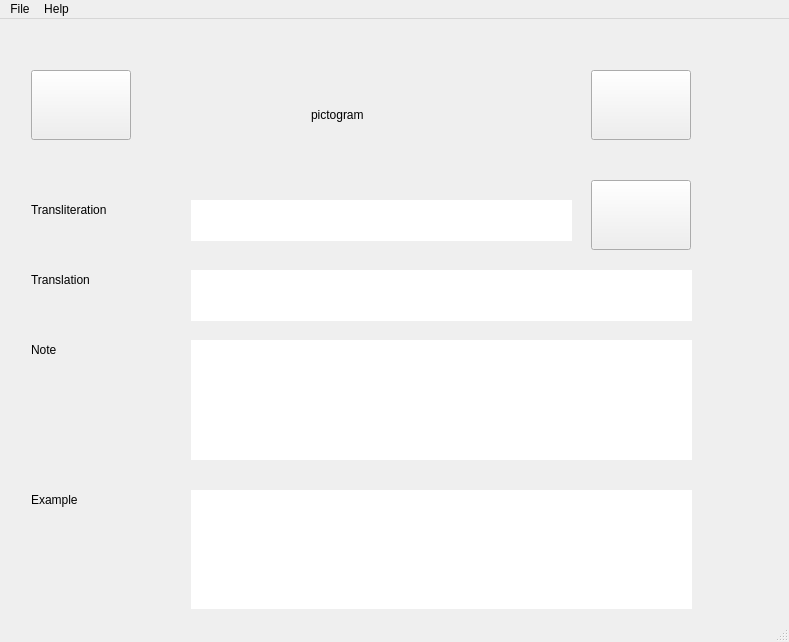
Before: the Qt Designer form mainwindow.ui in jubalh/daoshi, drawn with Qt 5.
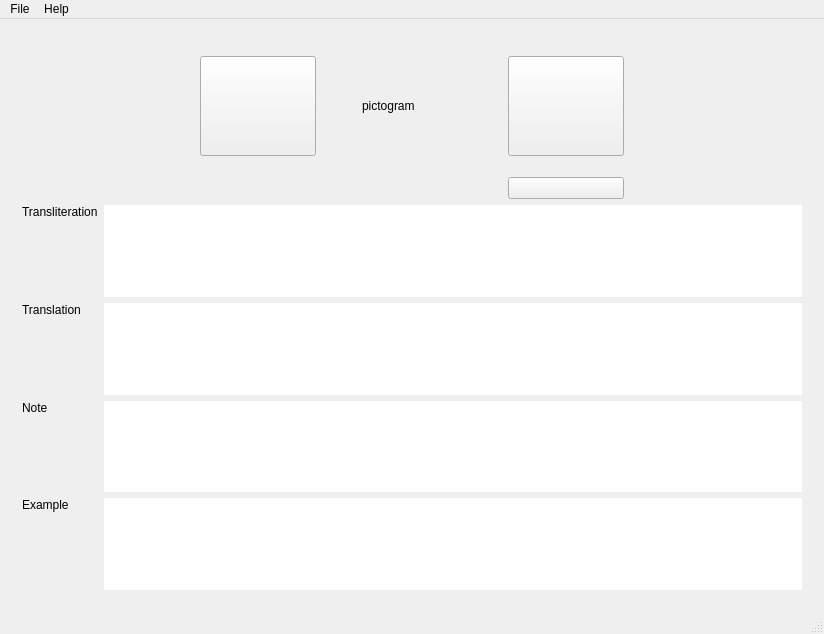
After: the same form once the commit is applied.

Commit message: Add Layouts everywhere

What changed in the file:
```diff
--- a/mainwindow.ui
+++ b/mainwindow.ui
@@ -6,8 +6,8 @@
    <rect>
     <x>0</x>
     <y>0</y>
-    <width>789</width>
-    <height>642</height>
+    <width>824</width>
+    <height>634</height>
    </rect>
   </property>
   <property name="baseSize">
@@ -143,18 +143,54 @@
        </widget>
       </widget>
       <widget class="QWidget" name="pgDisplayLesson">
+       <layout class="QVBoxLayout" name="verticalLayout_2">
+        <item>
+         <layout class="QHBoxLayout" name="horizontalLayout_4">
+          <item>
+           <spacer name="horizontalSpacer_5">
+            <property name="orientation">
+             <enum>Qt::Horizontal</enum>
+            </property>
+            <property name="sizeHint" stdset="0">
+             <size>
+              <width>40</width>
+              <height>20</height>
+             </size>
+            </property>
+           </spacer>
+          </item>
+          <item>
+           <layout class="QGridLayout" name="gridLayout">
+            <item row="0" column="0">
+             <widget class="QPushButton" name="btnNextDisplay">
+              <property name="sizePolicy">
+               <sizepolicy hsizetype="Fixed" vsizetype="Fixed">
+                <horstretch>0</horstretch>
+                <verstretch>0</verstretch>
+               </sizepolicy>
+              </property>
+              <property name="minimumSize">
+               <size>
+                <width>116</width>
+                <height>100</height>
+               </size>
+              </property>
+              <property name="text">
+               <string/>
+              </property>
+             </widget>
+            </item>
+            <item row="0" column="2">
        <widget class="QLabel" name="lblPictogram">
-        <property name="geometry">
-         <rect>
-          <x>300</x>
-          <y>20</y>
-          <width>130</width>
-          <height>130</height>
-         </rect>
+              <property name="sizePolicy">
+               <sizepolicy hsizetype="Preferred" vsizetype="Preferred">
+                <horstretch>0</horstretch>
+                <verstretch>0</verstretch>
+               </sizepolicy>
         </property>
         <property name="minimumSize">
          <size>
-          <width>130</width>
+                <width>100</width>
           <height>130</height>
          </size>
         </property>
@@ -162,95 +198,188 @@
          <string>pictogram</string>
         </property>
        </widget>
+            </item>
+            <item row="0" column="4">
        <widget class="QPushButton" name="btnNextWord">
-        <property name="geometry">
-         <rect>
-          <x>580</x>
-          <y>40</y>
-          <width>100</width>
-          <height>70</height>
-         </rect>
-        </property>
+              <property name="sizePolicy">
+               <sizepolicy hsizetype="Fixed" vsizetype="Fixed">
+                <horstretch>0</horstretch>
+                <verstretch>0</verstretch>
+               </sizepolicy>
+              </property>
+              <property name="minimumSize">
+               <size>
+                <width>116</width>
+                <height>100</height>
+               </size>
+              </property>
         <property name="text">
          <string/>
         </property>
        </widget>
-       <widget class="QPushButton" name="btnNextDisplay">
-        <property name="geometry">
-         <rect>
-          <x>20</x>
-          <y>40</y>
-          <width>100</width>
-          <height>70</height>
-         </rect>
-        </property>
+            </item>
+            <item row="1" column="4">
+             <widget class="QPushButton" name="btnSpeaker">
         <property name="text">
          <string/>
         </property>
        </widget>
+            </item>
+            <item row="0" column="1">
+             <spacer name="horizontalSpacer_7">
+              <property name="orientation">
+               <enum>Qt::Horizontal</enum>
+              </property>
+              <property name="sizeHint" stdset="0">
+               <size>
+                <width>40</width>
+                <height>20</height>
+               </size>
+              </property>
+             </spacer>
+            </item>
+            <item row="0" column="3">
+             <spacer name="horizontalSpacer_8">
+              <property name="orientation">
+               <enum>Qt::Horizontal</enum>
+              </property>
+              <property name="sizeHint" stdset="0">
+               <size>
+                <width>40</width>
+                <height>20</height>
+               </size>
+              </property>
+             </spacer>
+            </item>
+           </layout>
+          </item>
+          <item>
+           <spacer name="horizontalSpacer_6">
+            <property name="orientation">
+             <enum>Qt::Horizontal</enum>
+            </property>
+            <property name="sizeHint" stdset="0">
+             <size>
+              <width>40</width>
+              <height>20</height>
+             </size>
+            </property>
+           </spacer>
+          </item>
+         </layout>
+        </item>
+        <item>
+         <layout class="QFormLayout" name="formLayout">
+          <item row="0" column="0">
        <widget class="QLabel" name="label">
-        <property name="geometry">
-         <rect>
-          <x>20</x>
-          <y>170</y>
-          <width>111</width>
-          <height>20</height>
-         </rect>
-        </property>
         <property name="text">
          <string>Transliteration</string>
         </property>
-       </widget>
+            <property name="alignment">
+             <set>Qt::AlignLeading|Qt::AlignLeft|Qt::AlignTop</set>
+            </property>
+           </widget>
+          </item>
+          <item row="0" column="1">
+           <widget class="QTextBrowser" name="tbTransliteration">
+            <property name="sizePolicy">
+             <sizepolicy hsizetype="Expanding" vsizetype="Preferred">
+              <horstretch>0</horstretch>
+              <verstretch>5</verstretch>
+             </sizepolicy>
+            </property>
+            <property name="frameShape">
+             <enum>QFrame::NoFrame</enum>
+            </property>
+            <property name="html">
+             <string>&lt;!DOCTYPE HTML PUBLIC &quot;-//W3C//DTD HTML 4.0//EN&quot; &quot;http://www.w3.org/TR/REC-html40/strict.dtd&quot;&gt;
+&lt;html&gt;&lt;head&gt;&lt;meta name=&quot;qrichtext&quot; content=&quot;1&quot; /&gt;&lt;style type=&quot;text/css&quot;&gt;
+p, li { white-space: pre-wrap; }
+&lt;/style&gt;&lt;/head&gt;&lt;body style=&quot; font-family:'Cantarell'; font-size:11pt; font-weight:400; font-style:normal;&quot;&gt;
+&lt;p style=&quot;-qt-paragraph-type:empty; margin-top:0px; margin-bottom:0px; margin-left:0px; margin-right:0px; -qt-block-indent:0; text-indent:0px;&quot;&gt;&lt;br /&gt;&lt;/p&gt;&lt;/body&gt;&lt;/html&gt;</string>
+            </property>
+           </widget>
+          </item>
+          <item row="1" column="0">
        <widget class="QLabel" name="label_2">
-        <property name="geometry">
-         <rect>
-          <x>20</x>
-          <y>240</y>
-          <width>81</width>
-          <height>20</height>
-         </rect>
-        </property>
         <property name="text">
          <string>Translation</string>
         </property>
-       </widget>
+            <property name="alignment">
+             <set>Qt::AlignLeading|Qt::AlignLeft|Qt::AlignTop</set>
+            </property>
+           </widget>
+          </item>
+          <item row="1" column="1">
+           <widget class="QTextBrowser" name="tbTranslation">
+            <property name="sizePolicy">
+             <sizepolicy hsizetype="Expanding" vsizetype="Preferred">
+              <horstretch>0</horstretch>
+              <verstretch>5</verstretch>
+             </sizepolicy>
+            </property>
+            <property name="frameShape">
+             <enum>QFrame::NoFrame</enum>
+            </property>
+            <property name="html">
+             <string>&lt;!DOCTYPE HTML PUBLIC &quot;-//W3C//DTD HTML 4.0//EN&quot; &quot;http://www.w3.org/TR/REC-html40/strict.dtd&quot;&gt;
+&lt;html&gt;&lt;head&gt;&lt;meta name=&quot;qrichtext&quot; content=&quot;1&quot; /&gt;&lt;style type=&quot;text/css&quot;&gt;
+p, li { white-space: pre-wrap; }
+&lt;/style&gt;&lt;/head&gt;&lt;body style=&quot; font-family:'Cantarell'; font-size:11pt; font-weight:400; font-style:normal;&quot;&gt;
+&lt;p style=&quot;-qt-paragraph-type:empty; margin-top:0px; margin-bottom:0px; margin-left:0px; margin-right:0px; -qt-block-indent:0; text-indent:0px;&quot;&gt;&lt;br /&gt;&lt;/p&gt;&lt;/body&gt;&lt;/html&gt;</string>
+            </property>
+           </widget>
+          </item>
+          <item row="2" column="0">
        <widget class="QLabel" name="label_3">
-        <property name="geometry">
-         <rect>
-          <x>20</x>
-          <y>310</y>
-          <width>68</width>
-          <height>20</height>
-         </rect>
-        </property>
         <property name="text">
          <string>Note</string>
         </property>
-       </widget>
+            <property name="alignment">
+             <set>Qt::AlignLeading|Qt::AlignLeft|Qt::AlignTop</set>
+            </property>
+           </widget>
+          </item>
+          <item row="2" column="1">
+           <widget class="QTextBrowser" name="tbNote">
+            <property name="sizePolicy">
+             <sizepolicy hsizetype="Expanding" vsizetype="Preferred">
+              <horstretch>0</horstretch>
+              <verstretch>5</verstretch>
+             </sizepolicy>
+            </property>
+            <property name="frameShape">
+             <enum>QFrame::NoFrame</enum>
+            </property>
+            <property name="html">
+             <string>&lt;!DOCTYPE HTML PUBLIC &quot;-//W3C//DTD HTML 4.0//EN&quot; &quot;http://www.w3.org/TR/REC-html40/strict.dtd&quot;&gt;
+&lt;html&gt;&lt;head&gt;&lt;meta name=&quot;qrichtext&quot; content=&quot;1&quot; /&gt;&lt;style type=&quot;text/css&quot;&gt;
+p, li { white-space: pre-wrap; }
+&lt;/style&gt;&lt;/head&gt;&lt;body style=&quot; font-family:'Cantarell'; font-size:11pt; font-weight:400; font-style:normal;&quot;&gt;
+&lt;p style=&quot;-qt-paragraph-type:empty; margin-top:0px; margin-bottom:0px; margin-left:0px; margin-right:0px; -qt-block-indent:0; text-indent:0px;&quot;&gt;&lt;br /&gt;&lt;/p&gt;&lt;/body&gt;&lt;/html&gt;</string>
+            </property>
+           </widget>
+          </item>
+          <item row="3" column="0">
        <widget class="QLabel" name="label_4">
-        <property name="geometry">
-         <rect>
-          <x>20</x>
-          <y>460</y>
-          <width>81</width>
-          <height>20</height>
-         </rect>
-        </property>
         <property name="text">
          <string>Example</string>
         </property>
+            <property name="alignment">
+             <set>Qt::AlignLeading|Qt::AlignLeft|Qt::AlignTop</set>
+            </property>
         <property name="buddy">
          <cstring></cstring>
         </property>
        </widget>
+          </item>
+          <item row="3" column="1">
        <widget class="QTextBrowser" name="tbExample">
-        <property name="geometry">
-         <rect>
-          <x>180</x>
-          <y>460</y>
-          <width>501</width>
-          <height>120</height>
-         </rect>
+            <property name="sizePolicy">
+             <sizepolicy hsizetype="Expanding" vsizetype="Preferred">
+              <horstretch>0</horstretch>
+              <verstretch>5</verstretch>
+             </sizepolicy>
         </property>
         <property name="frameShape">
          <enum>QFrame::NoFrame</enum>
@@ -259,83 +388,14 @@
          <string>&lt;!DOCTYPE HTML PUBLIC &quot;-//W3C//DTD HTML 4.0//EN&quot; &quot;http://www.w3.org/TR/REC-html40/strict.dtd&quot;&gt;
 &lt;html&gt;&lt;head&gt;&lt;meta name=&quot;qrichtext&quot; content=&quot;1&quot; /&gt;&lt;style type=&quot;text/css&quot;&gt;
 p, li { white-space: pre-wrap; }
-&lt;/style&gt;&lt;/head&gt;&lt;body style=&quot; font-family:'Noto Sans'; font-size:11pt; font-weight:400; font-style:normal;&quot;&gt;
+&lt;/style&gt;&lt;/head&gt;&lt;body style=&quot; font-family:'Cantarell'; font-size:11pt; font-weight:400; font-style:normal;&quot;&gt;
 &lt;p style=&quot;-qt-paragraph-type:empty; margin-top:0px; margin-bottom:0px; margin-left:0px; margin-right:0px; -qt-block-indent:0; text-indent:0px;&quot;&gt;&lt;br /&gt;&lt;/p&gt;&lt;/body&gt;&lt;/html&gt;</string>
         </property>
        </widget>
-       <widget class="QPushButton" name="btnSpeaker">
-        <property name="geometry">
-         <rect>
-          <x>580</x>
-          <y>150</y>
-          <width>100</width>
-          <height>70</height>
-         </rect>
-        </property>
-        <property name="text">
-         <string/>
-        </property>
-       </widget>
-       <widget class="QTextBrowser" name="tbNote">
-        <property name="geometry">
-         <rect>
-          <x>180</x>
-          <y>310</y>
-          <width>501</width>
-          <height>120</height>
-         </rect>
-        </property>
-        <property name="frameShape">
-         <enum>QFrame::NoFrame</enum>
-        </property>
-        <property name="html">
-         <string>&lt;!DOCTYPE HTML PUBLIC &quot;-//W3C//DTD HTML 4.0//EN&quot; &quot;http://www.w3.org/TR/REC-html40/strict.dtd&quot;&gt;
-&lt;html&gt;&lt;head&gt;&lt;meta name=&quot;qrichtext&quot; content=&quot;1&quot; /&gt;&lt;style type=&quot;text/css&quot;&gt;
-p, li { white-space: pre-wrap; }
-&lt;/style&gt;&lt;/head&gt;&lt;body style=&quot; font-family:'Noto Sans'; font-size:11pt; font-weight:400; font-style:normal;&quot;&gt;
-&lt;p style=&quot;-qt-paragraph-type:empty; margin-top:0px; margin-bottom:0px; margin-left:0px; margin-right:0px; -qt-block-indent:0; text-indent:0px;&quot;&gt;&lt;br /&gt;&lt;/p&gt;&lt;/body&gt;&lt;/html&gt;</string>
-        </property>
-       </widget>
-       <widget class="QTextBrowser" name="tbTranslation">
-        <property name="geometry">
-         <rect>
-          <x>180</x>
-          <y>240</y>
-          <width>501</width>
-          <height>51</height>
-         </rect>
-        </property>
-        <property name="frameShape">
-         <enum>QFrame::NoFrame</enum>
-        </property>
-        <property name="html">
-         <string>&lt;!DOCTYPE HTML PUBLIC &quot;-//W3C//DTD HTML 4.0//EN&quot; &quot;http://www.w3.org/TR/REC-html40/strict.dtd&quot;&gt;
-&lt;html&gt;&lt;head&gt;&lt;meta name=&quot;qrichtext&quot; content=&quot;1&quot; /&gt;&lt;style type=&quot;text/css&quot;&gt;
-p, li { white-space: pre-wrap; }
-&lt;/style&gt;&lt;/head&gt;&lt;body style=&quot; font-family:'Noto Sans'; font-size:11pt; font-weight:400; font-style:normal;&quot;&gt;
-&lt;p style=&quot;-qt-paragraph-type:empty; margin-top:0px; margin-bottom:0px; margin-left:0px; margin-right:0px; -qt-block-indent:0; text-indent:0px;&quot;&gt;&lt;br /&gt;&lt;/p&gt;&lt;/body&gt;&lt;/html&gt;</string>
-        </property>
-       </widget>
-       <widget class="QTextBrowser" name="tbTransliteration">
-        <property name="geometry">
-         <rect>
-          <x>180</x>
-          <y>170</y>
-          <width>381</width>
-          <height>41</height>
-         </rect>
-        </property>
-        <property name="frameShape">
-         <enum>QFrame::NoFrame</enum>
-        </property>
-        <property name="html">
-         <string>&lt;!DOCTYPE HTML PUBLIC &quot;-//W3C//DTD HTML 4.0//EN&quot; &quot;http://www.w3.org/TR/REC-html40/strict.dtd&quot;&gt;
-&lt;html&gt;&lt;head&gt;&lt;meta name=&quot;qrichtext&quot; content=&quot;1&quot; /&gt;&lt;style type=&quot;text/css&quot;&gt;
-p, li { white-space: pre-wrap; }
-&lt;/style&gt;&lt;/head&gt;&lt;body style=&quot; font-family:'Noto Sans'; font-size:11pt; font-weight:400; font-style:normal;&quot;&gt;
-&lt;p style=&quot;-qt-paragraph-type:empty; margin-top:0px; margin-bottom:0px; margin-left:0px; margin-right:0px; -qt-block-indent:0; text-indent:0px;&quot;&gt;&lt;br /&gt;&lt;/p&gt;&lt;/body&gt;&lt;/html&gt;</string>
-        </property>
-       </widget>
+          </item>
+         </layout>
+        </item>
+       </layout>
       </widget>
      </widget>
     </item>
@@ -346,8 +406,8 @@
     <rect>
      <x>0</x>
      <y>0</y>
-     <width>789</width>
-     <height>26</height>
+     <width>824</width>
+     <height>28</height>
     </rect>
    </property>
    <widget class="QMenu" name="menuFile">
```
Lines whose indentation alone changed are shown as unchanged. The commit also changes 2 other files.
